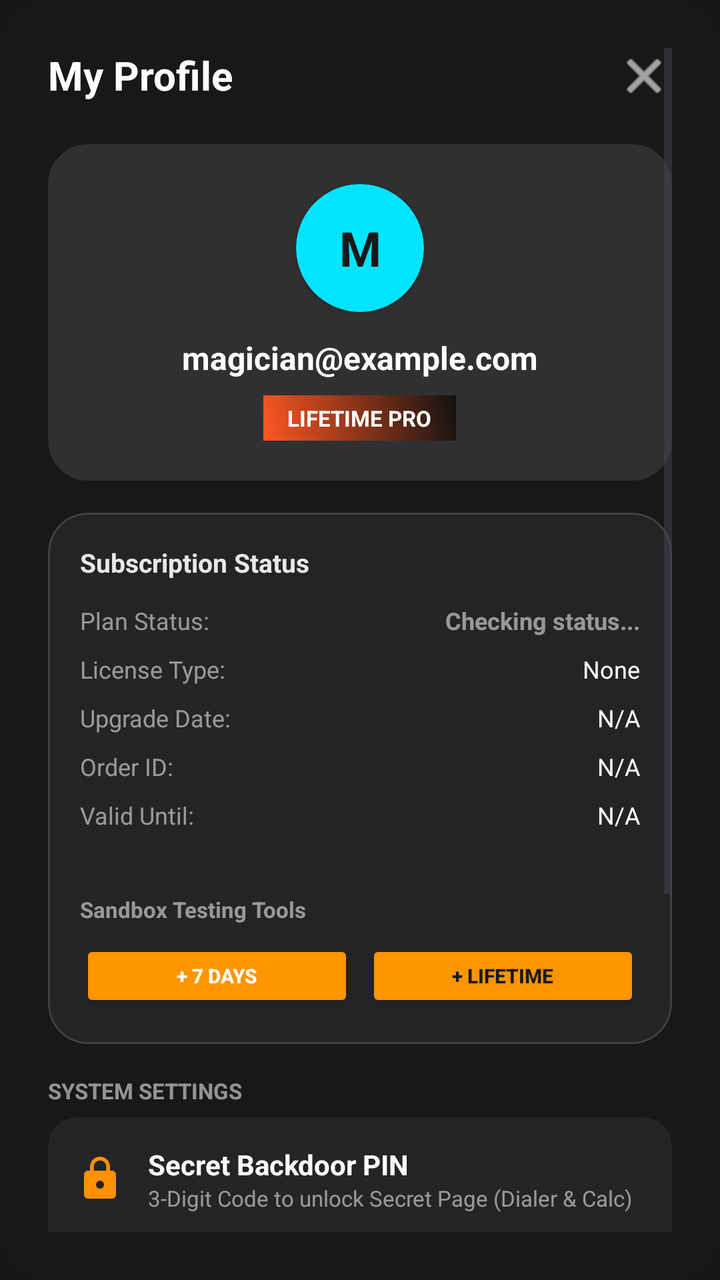
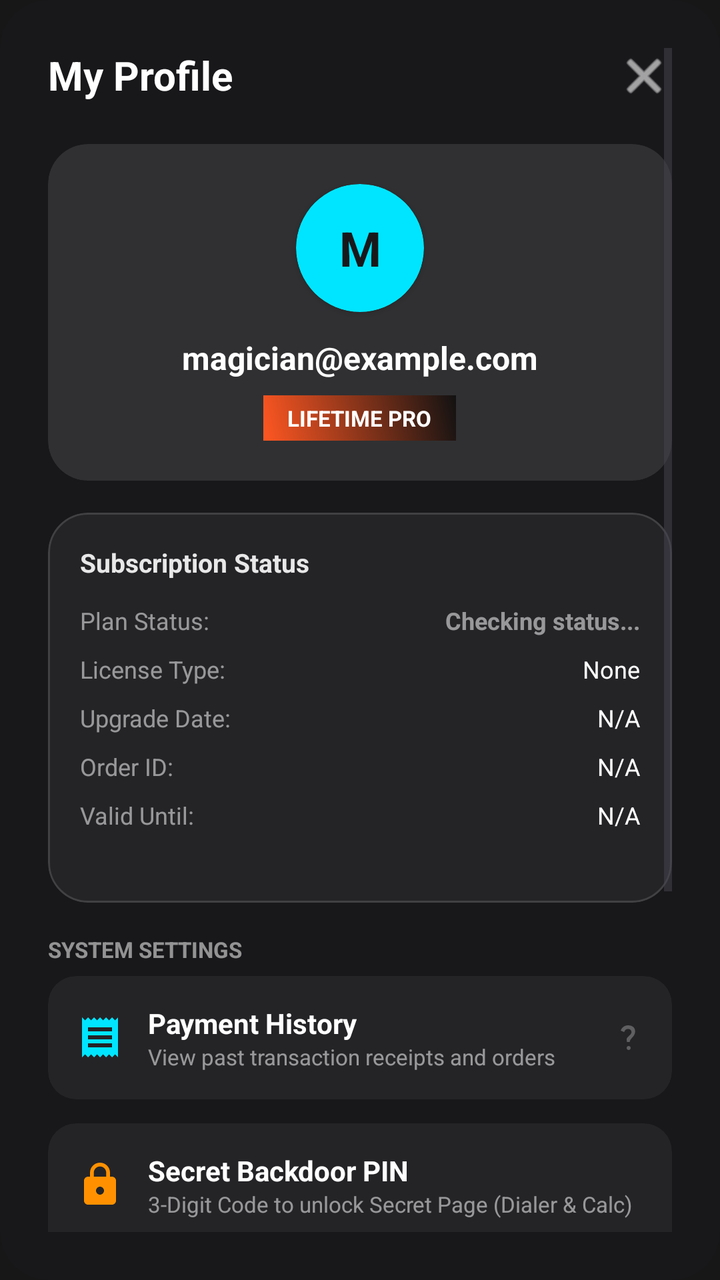

Before-and-after screenshots of an Android layout around one commit, followed by the original layout XML and the change that was made.
<!-- AndroidManifest.xml: application theme Theme.MagicCalculator -->
<!-- res/layout/dialog_profile_settings.xml -->
<?xml version="1.0" encoding="utf-8"?>
<androidx.cardview.widget.CardView xmlns:android="http://schemas.android.com/apk/res/android"
    xmlns:app="http://schemas.android.com/apk/res-auto"
    android:layout_width="match_parent"
    android:layout_height="wrap_content"
    app:cardBackgroundColor="#FF18181B"
    app:cardCornerRadius="24dp"
    app:cardElevation="0dp">

    <ScrollView
        android:layout_width="match_parent"
        android:layout_height="wrap_content"
        android:padding="24dp">

        <LinearLayout
            android:layout_width="match_parent"
            android:layout_height="wrap_content"
            android:orientation="vertical"
            android:gravity="center_horizontal">

            
            <RelativeLayout
                android:layout_width="match_parent"
                android:layout_height="wrap_content"
                android:layout_marginBottom="20dp">

                <TextView
                    android:layout_width="wrap_content"
                    android:layout_height="wrap_content"
                    android:text="My Profile"
                    android:textColor="#FFFFFF"
                    android:textSize="20sp"
                    android:textStyle="bold" />

                <ImageView
                    android:id="@+id/btnCloseProfileDialog"
                    android:layout_width="28dp"
                    android:layout_height="28dp"
                    android:layout_alignParentEnd="true"
                    android:src="@android:drawable/ic_menu_close_clear_cancel"
                    app:tint="#FFFFFF" />
            </RelativeLayout>

            
            <androidx.cardview.widget.CardView
                android:layout_width="match_parent"
                android:layout_height="wrap_content"
                android:layout_marginBottom="16dp"
                app:cardBackgroundColor="#1AFFFFFF"
                app:cardCornerRadius="20dp"
                app:cardElevation="0dp">
                <LinearLayout
                    android:layout_width="match_parent"
                    android:layout_height="wrap_content"
                    android:orientation="vertical"
                    android:gravity="center_horizontal"
                    android:padding="20dp">

                    
                    <androidx.cardview.widget.CardView
                        android:layout_width="64dp"
                        android:layout_height="64dp"
                        app:cardCornerRadius="32dp"
                        app:cardBackgroundColor="#00E5FF"
                        android:layout_marginBottom="12dp">
                        <TextView
                            android:id="@+id/profileAvatarInitials"
                            android:layout_width="match_parent"
                            android:layout_height="match_parent"
                            android:gravity="center"
                            android:text="M"
                            android:textColor="#18181B"
                            android:textSize="24sp"
                            android:textStyle="bold" />
                    </androidx.cardview.widget.CardView>

                    <TextView
                        android:id="@+id/profileTxtEmail"
                        android:layout_width="wrap_content"
                        android:layout_height="wrap_content"
                        android:text="magician@example.com"
                        android:textColor="#FFFFFF"
                        android:textSize="16sp"
                        android:textStyle="bold" />

                    
                    <LinearLayout
                        android:id="@+id/profilePremiumBadge"
                        android:layout_width="wrap_content"
                        android:layout_height="wrap_content"
                        android:orientation="horizontal"
                        android:background="@drawable/bg_magic_gradient"
                        android:layout_marginTop="8dp"
                        android:paddingHorizontal="12dp"
                        android:paddingVertical="4dp"
                        android:gravity="center">
                        <TextView
                            android:id="@+id/profileTxtPremiumBadge"
                            android:layout_width="wrap_content"
                            android:layout_height="wrap_content"
                            android:text="LIFETIME PRO"
                            android:textColor="#FFFFFF"
                            android:textSize="11sp"
                            android:textStyle="bold" />
                    </LinearLayout>
                </LinearLayout>
            </androidx.cardview.widget.CardView>

            
            <com.google.android.material.card.MaterialCardView
                android:id="@+id/cardSubscriptionDetails"
                android:layout_width="match_parent"
                android:layout_height="wrap_content"
                android:layout_marginBottom="16dp"
                app:cardBackgroundColor="#0DFFFFFF"
                app:cardCornerRadius="20dp"
                app:cardElevation="0dp"
                app:strokeWidth="1dp"
                app:strokeColor="#22FFFFFF">

                <LinearLayout
                    android:layout_width="match_parent"
                    android:layout_height="wrap_content"
                    android:orientation="vertical"
                    android:padding="16dp">

                    <TextView
                        android:layout_width="wrap_content"
                        android:layout_height="wrap_content"
                        android:text="Subscription Status"
                        android:textColor="#FFFFFF"
                        android:textSize="13sp"
                        android:textStyle="bold"
                        android:alpha="0.9"
                        android:layout_marginBottom="12dp" />

                    
                    <LinearLayout
                        android:layout_width="match_parent"
                        android:layout_height="wrap_content"
                        android:orientation="horizontal"
                        android:gravity="center_vertical"
                        android:layout_marginBottom="8dp">
                        <TextView
                            android:layout_width="0dp"
                            android:layout_height="wrap_content"
                            android:layout_weight="1"
                            android:text="Plan Status:"
                            android:textColor="#88FFFFFF"
                            android:textSize="12sp" />
                        <TextView
                            android:id="@+id/txtProfilePlanStatus"
                            android:layout_width="wrap_content"
                            android:layout_height="wrap_content"
                            android:text="Checking status..."
                            android:textColor="#88FFFFFF"
                            android:textSize="12sp"
                            android:textStyle="bold" />
                    </LinearLayout>

                    
                    <LinearLayout
                        android:id="@+id/rowProfilePurchaseType"
                        android:layout_width="match_parent"
                        android:layout_height="wrap_content"
                        android:orientation="horizontal"
                        android:gravity="center_vertical"
                        android:layout_marginBottom="8dp">
                        <TextView
                            android:layout_width="0dp"
                            android:layout_height="wrap_content"
                            android:layout_weight="1"
                            android:text="License Type:"
                            android:textColor="#88FFFFFF"
                            android:textSize="12sp" />
                        <TextView
                            android:id="@+id/txtProfilePurchaseType"
                            android:layout_width="wrap_content"
                            android:layout_height="wrap_content"
                            android:text="None"
                            android:textColor="#FFFFFF"
                            android:textSize="12sp" />
                    </LinearLayout>

                    
                    <LinearLayout
                        android:id="@+id/rowProfilePurchaseDate"
                        android:layout_width="match_parent"
                        android:layout_height="wrap_content"
                        android:orientation="horizontal"
                        android:gravity="center_vertical"
                        android:layout_marginBottom="8dp">
                        <TextView
                            android:layout_width="0dp"
                            android:layout_height="wrap_content"
                            android:layout_weight="1"
                            android:text="Upgrade Date:"
                            android:textColor="#88FFFFFF"
                            android:textSize="12sp" />
                        <TextView
                            android:id="@+id/txtProfilePurchaseDate"
                            android:layout_width="wrap_content"
                            android:layout_height="wrap_content"
                            android:text="N/A"
                            android:textColor="#FFFFFF"
                            android:textSize="12sp" />
                    </LinearLayout>

                    
                    <LinearLayout
                        android:id="@+id/rowProfileTransactionId"
                        android:layout_width="match_parent"
                        android:layout_height="wrap_content"
                        android:orientation="horizontal"
                        android:gravity="center_vertical"
                        android:layout_marginBottom="8dp">
                        <TextView
                            android:layout_width="0dp"
                            android:layout_height="wrap_content"
                            android:layout_weight="1"
                            android:text="Order ID:"
                            android:textColor="#88FFFFFF"
                            android:textSize="12sp" />
                        <TextView
                            android:id="@+id/txtProfileTransactionId"
                            android:layout_width="wrap_content"
                            android:layout_height="wrap_content"
                            android:text="N/A"
                            android:textColor="#FFFFFF"
                            android:textSize="12sp" />
                    </LinearLayout>

                    
                    <LinearLayout
                        android:id="@+id/rowProfileExpiry"
                        android:layout_width="match_parent"
                        android:layout_height="wrap_content"
                        android:orientation="vertical"
                        android:layout_marginBottom="4dp">
                        <LinearLayout
                            android:layout_width="match_parent"
                            android:layout_height="wrap_content"
                            android:orientation="horizontal"
                            android:gravity="center_vertical">
                            <TextView
                                android:layout_width="0dp"
                                android:layout_height="wrap_content"
                                android:layout_weight="1"
                                android:text="Valid Until:"
                                android:textColor="#88FFFFFF"
                                android:textSize="12sp" />
                            <TextView
                                android:id="@+id/txtProfileExpiryDate"
                                android:layout_width="wrap_content"
                                android:layout_height="wrap_content"
                                android:text="N/A"
                                android:textColor="#FFFFFF"
                                android:textSize="12sp" />
                        </LinearLayout>
                        <TextView
                            android:id="@+id/txtProfileExpiryCountdown"
                            android:layout_width="wrap_content"
                            android:layout_height="wrap_content"
                            android:layout_gravity="end"
                            android:layout_marginTop="2dp"
                            android:text=""
                            android:textColor="#00FF66"
                            android:textSize="10sp"
                            android:textStyle="bold" />
                    </LinearLayout>

                    
                    <Button
                        android:id="@+id/btnProfileUpgradeCard"
                        android:layout_width="match_parent"
                        android:layout_height="40dp"
                        android:layout_marginTop="8dp"
                        android:text="UPGRADE TO PREMIUM PRO"
                        android:textColor="#18181B"
                        android:backgroundTint="#FFD700"
                        app:cornerRadius="12dp"
                        android:textSize="11sp"
                        android:textStyle="bold"
                        android:visibility="gone" />

                    
                    <TextView
                        android:id="@+id/txtProfileSandboxHeader"
                        android:layout_width="wrap_content"
                        android:layout_height="wrap_content"
                        android:text="Sandbox Testing Tools"
                        android:textColor="#88FFFFFF"
                        android:textSize="11sp"
                        android:textStyle="bold"
                        android:layout_marginTop="12dp"
                        android:layout_marginBottom="8dp" />

                    <LinearLayout
                        android:id="@+id/layoutProfileSandboxButtons"
                        android:layout_width="match_parent"
                        android:layout_height="wrap_content"
                        android:orientation="horizontal">
                        <Button
                            android:id="@+id/btnSimulate7Day"
                            style="?android:attr/buttonStyleSmall"
                            android:layout_width="0dp"
                            android:layout_height="36dp"
                            android:layout_weight="1"
                            android:text="+ 7 Days"
                            android:textColor="#FFFFFF"
                            android:backgroundTint="#2D3139"
                            android:textSize="10sp"
                            android:textStyle="bold"
                            app:cornerRadius="8dp" />
                        <Button
                            android:id="@+id/btnSimulateLifetime"
                            style="?android:attr/buttonStyleSmall"
                            android:layout_width="0dp"
                            android:layout_height="36dp"
                            android:layout_weight="1"
                            android:layout_marginStart="6dp"
                            android:text="+ Lifetime"
                            android:textColor="#18181B"
                            android:backgroundTint="#FFD700"
                            android:textSize="10sp"
                            android:textStyle="bold"
                            app:cornerRadius="8dp" />
                    </LinearLayout>

                </LinearLayout>
            </com.google.android.material.card.MaterialCardView>

            
            <TextView
                android:layout_width="wrap_content"
                android:layout_height="wrap_content"
                android:layout_gravity="start"
                android:text="SYSTEM SETTINGS"
                android:textColor="#88FFFFFF"
                android:textSize="11sp"
                android:textStyle="bold"
                android:layout_marginBottom="6dp" />

            
            <androidx.cardview.widget.CardView
                android:id="@+id/profileCardSecretPasscode"
                android:layout_width="match_parent"
                android:layout_height="wrap_content"
                android:layout_marginBottom="12dp"
                app:cardBackgroundColor="#0DFFFFFF"
                app:cardCornerRadius="14dp"
                app:cardElevation="0dp">
                <LinearLayout
                    android:layout_width="match_parent"
                    android:layout_height="wrap_content"
                    android:orientation="vertical"
                    android:padding="14dp">
                    <LinearLayout
                        android:layout_width="match_parent"
                        android:layout_height="wrap_content"
                        android:orientation="horizontal"
                        android:gravity="center_vertical">
                        <ImageView
                            android:layout_width="24dp"
                            android:layout_height="24dp"
                            android:src="@drawable/ic_lock"
                            app:tint="#FF9100"/>
                        <LinearLayout
                            android:layout_width="0dp"
                            android:layout_height="wrap_content"
                            android:layout_weight="1"
                            android:layout_marginStart="12dp"
                            android:orientation="vertical">
                            <TextView
                                android:layout_width="wrap_content"
                                android:layout_height="wrap_content"
                                android:text="Secret Backdoor PIN"
                                android:textColor="#FFFFFF"
                                android:textSize="14sp"
                                android:textStyle="bold" />
                            <TextView
                                android:layout_width="wrap_content"
                                android:layout_height="wrap_content"
                                android:text="3-Digit Code to unlock Secret Page (Dialer &amp; Calc)"
                                android:textColor="#88FFFFFF"
                                android:textSize="11sp" />
                        </LinearLayout>
                    </LinearLayout>
                    <LinearLayout
                        android:layout_width="match_parent"
                        android:layout_height="wrap_content"
                        android:orientation="horizontal"
                        android:layout_marginTop="12dp"
                        android:gravity="center_vertical">
                        <EditText
                            android:id="@+id/profileEtSecretPasscode"
                            android:layout_width="0dp"
                            android:layout_height="44dp"
                            android:layout_weight="1"
                            android:inputType="number"
                            android:maxLength="3"
                            android:hint="741"
                            android:textColor="@color/white"
                            android:textColorHint="#88FFFFFF"
                            android:background="@drawable/bg_edit_text"
                            android:paddingHorizontal="14dp"
                            android:gravity="center"
                            android:letterSpacing="0.2"
                            android:textSize="18sp"
                            android:textStyle="bold" />
                        <Button
                            android:id="@+id/profileBtnSaveSecretPasscode"
                            android:layout_width="wrap_content"
                            android:layout_height="44dp"
                            android:layout_marginStart="10dp"
                            android:text="Save"
                            android:textAllCaps="false"
                            android:backgroundTint="#FF9100"
                            android:textColor="#FFFFFF"
                            android:textStyle="bold"
                            app:cornerRadius="10dp" />
                    </LinearLayout>
                </LinearLayout>
            </androidx.cardview.widget.CardView>

            
            <androidx.cardview.widget.CardView
                android:id="@+id/profileCardOverlayPermission"
                android:layout_width="match_parent"
                android:layout_height="wrap_content"
                android:layout_marginBottom="12dp"
                app:cardBackgroundColor="#0DFFFFFF"
                app:cardCornerRadius="14dp"
                app:cardElevation="0dp">
                <LinearLayout
                    android:layout_width="match_parent"
                    android:layout_height="wrap_content"
                    android:orientation="horizontal"
                    android:gravity="center_vertical"
                    android:padding="14dp">
                    <ImageView
                        android:layout_width="24dp"
                        android:layout_height="24dp"
                        android:src="@android:drawable/ic_menu_manage"
                        app:tint="#00E5FF"/>
                    <LinearLayout
                        android:layout_width="0dp"
                        android:layout_height="wrap_content"
                        android:layout_weight="1"
                        android:layout_marginStart="12dp"
                        android:orientation="vertical">
                        <TextView
                            android:layout_width="wrap_content"
                            android:layout_height="wrap_content"
                            android:text="System Permissions"
                            android:textColor="#FFFFFF"
                            android:textSize="14sp"
                            android:textStyle="bold" />
                        <TextView
                            android:layout_width="wrap_content"
                            android:layout_height="wrap_content"
                            android:text="Ensure MoiLock lockscreen is permitted"
                            android:textColor="#88FFFFFF"
                            android:textSize="11sp" />
                    </LinearLayout>
                    <ImageView
                        android:layout_width="20dp"
                        android:layout_height="20dp"
                        android:src="@drawable/ic_help"
                        app:tint="#44FFFFFF" />
                </LinearLayout>
            </androidx.cardview.widget.CardView>

            
            <androidx.cardview.widget.CardView
                android:id="@+id/profileCardCloudBackup"
                android:layout_width="match_parent"
                android:layout_height="wrap_content"
                android:layout_marginBottom="24dp"
                app:cardBackgroundColor="#0DFFFFFF"
                app:cardCornerRadius="14dp"
                app:cardElevation="0dp">
                <LinearLayout
                    android:layout_width="match_parent"
                    android:layout_height="wrap_content"
                    android:orientation="horizontal"
                    android:gravity="center_vertical"
                    android:padding="14dp">
                    <ImageView
                        android:layout_width="24dp"
                        android:layout_height="24dp"
                        android:src="@drawable/ic_magic"
                        app:tint="#00FF66"/>
                    <LinearLayout
                        android:layout_width="0dp"
                        android:layout_height="wrap_content"
                        android:layout_weight="1"
                        android:layout_marginStart="12dp"
                        android:orientation="vertical">
                        <TextView
                            android:layout_width="wrap_content"
                            android:layout_height="wrap_content"
                            android:text="Cloud Configurations Sync"
                            android:textColor="#FFFFFF"
                            android:textSize="14sp"
                            android:textStyle="bold" />
                        <TextView
                            android:layout_width="wrap_content"
                            android:layout_height="wrap_content"
                            android:text="Backup custom setup configurations"
                            android:textColor="#88FFFFFF"
                            android:textSize="11sp" />
                    </LinearLayout>
                </LinearLayout>
            </androidx.cardview.widget.CardView>

            
            <Button
                android:id="@+id/profileBtnLogout"
                android:layout_width="match_parent"
                android:layout_height="48dp"
                android:text="LOGOUT"
                android:textColor="#FFFFFF"
                android:backgroundTint="#CF6679"
                app:cornerRadius="16dp"
                android:textStyle="bold" />

        </LinearLayout>
    </ScrollView>
</androidx.cardview.widget.CardView>
<!-- resources referenced by this layout -->
<resources>
  <color name="white">#FFFFFFFF</color>
  <!-- drawable bg_edit_text (drawable) -->
  <?xml version="1.0" encoding="utf-8"?>
  <shape xmlns:android="http://schemas.android.com/apk/res/android">
      <solid android:color="#22FFFFFF" />
      <corners android:radius="12dp" />
      <stroke android:width="1dp" android:color="#44FFFFFF" />
  </shape>
  <!-- drawable bg_magic_gradient (drawable) -->
  <?xml version="1.0" encoding="utf-8"?>
  <shape xmlns:android="http://schemas.android.com/apk/res/android">
      <gradient
          android:angle="45"
          android:endColor="#121212"
          android:startColor="#FF5722"
          android:type="linear" />
  </shape>
  <!-- drawable ic_help (drawable) -->
  <vector xmlns:android="http://schemas.android.com/apk/res/android"
      android:width="24dp"
      android:height="24dp"
      android:viewportWidth="24"
      android:viewportHeight="24">
      <path
          android:fillColor="@android:color/white"
          android:pathData="M11.07,12.85c0.77,-1.39 2.25,-2.21 3.11,-3.44c0.91,-1.29 0.4,-3.7 -2.18,-3.7c-1.69,0 -2.52,1.28 -2.87,2.34L6.54,6.96C7.25,4.83 9.18,3 12.11,3c3.95,0 5.96,2.69 5.01,6.13c-0.58,2.08 -2.33,3.12 -3.39,4.84c-0.31,0.51 -0.42,1.03 -0.42,1.58h-2.22C11.08,14.48 11.03,13.84 11.07,12.85zM12.5,21.5c-0.83,0 -1.5,-0.67 -1.5,-1.5s0.67,-1.5 1.5,-1.5s1.5,0.67 1.5,1.5S13.33,21.5 12.5,21.5z" />
  </vector>
  <!-- drawable ic_lock (drawable) -->
  <vector xmlns:android="http://schemas.android.com/apk/res/android"
      android:width="24dp"
      android:height="24dp"
      android:viewportWidth="24"
      android:viewportHeight="24">
      <path
          android:fillColor="#FFD700"
          android:pathData="M18,8h-1V6c0-2.76-2.24-5-5-5S7,3.24 7,6v2H6c-1.1,0-2,0.9-2,2v10c0,1.1 0.9,2 2,2h12c1.1,0 2,-0.9 2,-2V10c0,-1.1-0.9,-2-2,-2zm-6,9c-1.1,0-2,-0.9-2,-2s0.9,-2 2,-2 2,0.9 2,2-0.9,2-2,2zm3.1,-9H8.9V6c0,-1.71 1.39,-3.1 3.1,-3.1 1.71,0 3.1,1.39 3.1,3.1v2z"/>
  </vector>
  <!-- drawable ic_magic (drawable) -->
  <vector xmlns:android="http://schemas.android.com/apk/res/android"
      android:width="24dp"
      android:height="24dp"
      android:viewportWidth="24"
      android:viewportHeight="24">
      <path
          android:fillColor="#FFFFFF"
          android:pathData="M7.5,5.6L10,7L8.6,4.5L10,2L7.5,3.4L5,2L6.4,4.5L5,7L7.5,5.6Z M19.5,15.4L17,14L18.4,16.5L17,19L19.5,17.6L22,19L20.6,16.5L22,14L19.5,15.4Z M22,2L19.5,3.4L17,2L18.4,4.5L17,7L19.5,5.6L22,7L20.6,4.5L22,2Z M14.7,10.23L13.77,9.3L2,21.07V22H2.93L14.7,10.23Z" />
  </vector>
  <style name="Theme.MagicCalculator" parent="Theme.Material3.DayNight.NoActionBar">
          <item name="colorPrimary">@color/calc_btn_operator</item>
          <item name="android:statusBarColor">@color/calc_bg</item>
          <item name="android:windowBackground">@color/calc_bg</item>
          <item name="android:navigationBarColor">@color/calc_bg</item>
      </style>
  <color name="calc_btn_operator">#FF9500</color>
  <color name="calc_bg">#171717</color>
</resources>

<!-- the commit's change to res/layout/dialog_profile_settings.xml (unified diff, before → after) -->
@@ -283,50 +283,6 @@
                         android:textStyle="bold"
                         android:visibility="gone" />
 
-                    
-                    <TextView
-                        android:id="@+id/txtProfileSandboxHeader"
-                        android:layout_width="wrap_content"
-                        android:layout_height="wrap_content"
-                        android:text="Sandbox Testing Tools"
-                        android:textColor="#88FFFFFF"
-                        android:textSize="11sp"
-                        android:textStyle="bold"
-                        android:layout_marginTop="12dp"
-                        android:layout_marginBottom="8dp" />
-
-                    <LinearLayout
-                        android:id="@+id/layoutProfileSandboxButtons"
-                        android:layout_width="match_parent"
-                        android:layout_height="wrap_content"
-                        android:orientation="horizontal">
-                        <Button
-                            android:id="@+id/btnSimulate7Day"
-                            style="?android:attr/buttonStyleSmall"
-                            android:layout_width="0dp"
-                            android:layout_height="36dp"
-                            android:layout_weight="1"
-                            android:text="+ 7 Days"
-                            android:textColor="#FFFFFF"
-                            android:backgroundTint="#2D3139"
-                            android:textSize="10sp"
-                            android:textStyle="bold"
-                            app:cornerRadius="8dp" />
-                        <Button
-                            android:id="@+id/btnSimulateLifetime"
-                            style="?android:attr/buttonStyleSmall"
-                            android:layout_width="0dp"
-                            android:layout_height="36dp"
-                            android:layout_weight="1"
-                            android:layout_marginStart="6dp"
-                            android:text="+ Lifetime"
-                            android:textColor="#18181B"
-                            android:backgroundTint="#FFD700"
-                            android:textSize="10sp"
-                            android:textStyle="bold"
-                            app:cornerRadius="8dp" />
-                    </LinearLayout>
-
                 </LinearLayout>
             </com.google.android.material.card.MaterialCardView>
 
@@ -340,6 +296,57 @@
                 android:textSize="11sp"
                 android:textStyle="bold"
                 android:layout_marginBottom="6dp" />
+
+            
+            <androidx.cardview.widget.CardView
+                android:id="@+id/profileCardPaymentHistory"
+                android:layout_width="match_parent"
+                android:layout_height="wrap_content"
+                android:layout_marginBottom="12dp"
+                android:foreground="?attr/selectableItemBackground"
+                android:clickable="true"
+                android:focusable="true"
+                app:cardBackgroundColor="#0DFFFFFF"
+                app:cardCornerRadius="14dp"
+                app:cardElevation="0dp">
+                <LinearLayout
+                    android:layout_width="match_parent"
+                    android:layout_height="wrap_content"
+                    android:orientation="horizontal"
+                    android:gravity="center_vertical"
+                    android:padding="14dp">
+                    <ImageView
+                        android:layout_width="24dp"
+                        android:layout_height="24dp"
+                        android:src="@drawable/ic_receipt"
+                        app:tint="#00E5FF"/>
+                    <LinearLayout
+                        android:layout_width="0dp"
+                        android:layout_height="wrap_content"
+                        android:layout_weight="1"
+                        android:layout_marginStart="12dp"
+                        android:orientation="vertical">
+                        <TextView
+                            android:layout_width="wrap_content"
+                            android:layout_height="wrap_content"
+                            android:text="Payment History"
+                            android:textColor="#FFFFFF"
+                            android:textSize="14sp"
+                            android:textStyle="bold" />
+                        <TextView
+                            android:layout_width="wrap_content"
+                            android:layout_height="wrap_content"
+                            android:text="View past transaction receipts and orders"
+                            android:textColor="#88FFFFFF"
+                            android:textSize="11sp" />
+                    </LinearLayout>
+                    <ImageView
+                        android:layout_width="16dp"
+                        android:layout_height="16dp"
+                        android:src="@drawable/ic_help"
+                        app:tint="#44FFFFFF" />
+                </LinearLayout>
+            </androidx.cardview.widget.CardView>
 
             
             <androidx.cardview.widget.CardView
<!-- resource entries referenced after the edit -->
@@ -47,6 +47,16 @@
           android:fillColor="#FFFFFF"
           android:pathData="M7.5,5.6L10,7L8.6,4.5L10,2L7.5,3.4L5,2L6.4,4.5L5,7L7.5,5.6Z M19.5,15.4L17,14L18.4,16.5L17,19L19.5,17.6L22,19L20.6,16.5L22,14L19.5,15.4Z M22,2L19.5,3.4L17,2L18.4,4.5L17,7L19.5,5.6L22,7L20.6,4.5L22,2Z M14.7,10.23L13.77,9.3L2,21.07V22H2.93L14.7,10.23Z" />
   </vector>
+  <!-- drawable ic_receipt (drawable) -->
+  <vector xmlns:android="http://schemas.android.com/apk/res/android"
+      android:width="24dp"
+      android:height="24dp"
+      android:viewportWidth="24"
+      android:viewportHeight="24">
+    <path
+        android:fillColor="#FFFFFFFF"
+        android:pathData="M18,17H6v-2h12v2zM18,13H6v-2h12v2zM18,9H6V7h12v2zM3,22l1.5,-1.5L6,22l1.5,-1.5L9,22l1.5,-1.5L12,22l1.5,-1.5L15,22l1.5,-1.5L18,22l1.5,-1.5L21,22V2l-1.5,1.5L18,2l-1.5,1.5L15,2l-1.5,1.5L12,2l-1.5,1.5L9,2 7.5,3.5 6,2 4.5,3.5 3,2v20z"/>
+  </vector>
   <style name="Theme.MagicCalculator" parent="Theme.Material3.DayNight.NoActionBar">
           <item name="colorPrimary">@color/calc_btn_operator</item>
           <item name="android:statusBarColor">@color/calc_bg</item>
